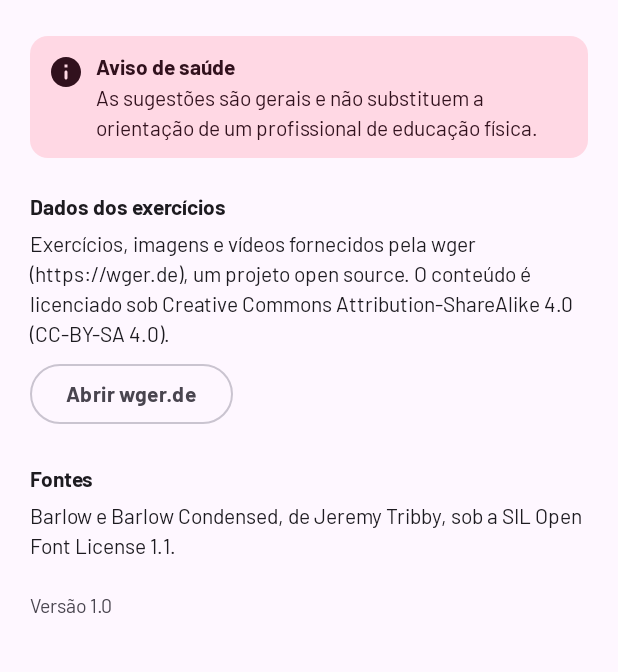
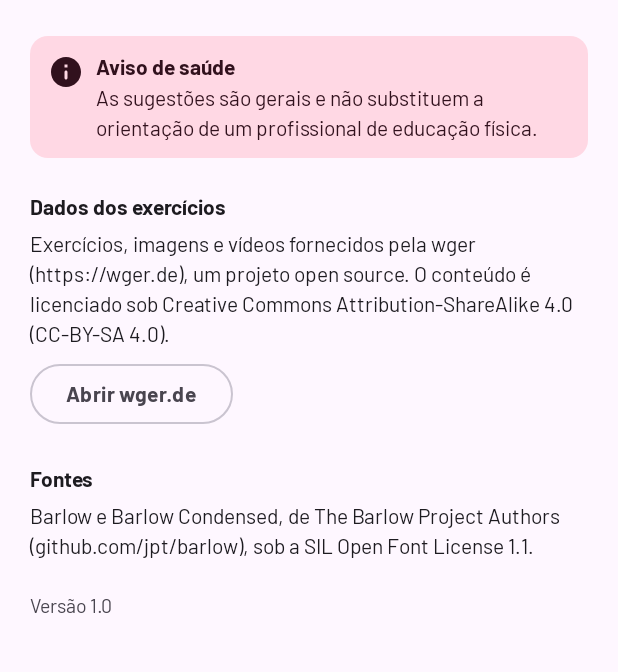
Before and after one commit to gabriel-Almeida-std/powergabs-app, an Android app built with Jetpack Compose: the AboutScreen screen opened through its navigation route, on a phone screen of 412 x 824 dp, the part 341-1013 px from its top. Run offline under Robolectric (Android 15) with nearby library versions, the phone set to English and light mode, and no system bars.

Commit message:
fix: corrige credito das fontes conforme a licenca OFL

```diff
--- a/app/src/main/res/values/strings.xml
+++ b/app/src/main/res/values/strings.xml
@@ -130,7 +130,7 @@
     <string name="about_data_credit">Exercícios, imagens e vídeos fornecidos pela wger (https://wger.de), um projeto open source. O conteúdo é licenciado sob Creative Commons Attribution-ShareAlike 4.0 (CC-BY-SA 4.0).</string>
     <string name="about_open_wger">Abrir wger.de</string>
     <string name="about_fonts_title">Fontes</string>
-    <string name="about_fonts_credit">Barlow e Barlow Condensed, de Jeremy Tribby, sob a SIL Open Font License 1.1.</string>
+    <string name="about_fonts_credit">Barlow e Barlow Condensed, de The Barlow Project Authors (github.com/jpt/barlow), sob a SIL Open Font License 1.1.</string>
     <string name="about_version">Versão %1$s</string>
 
     <!-- Notificação -->
```
